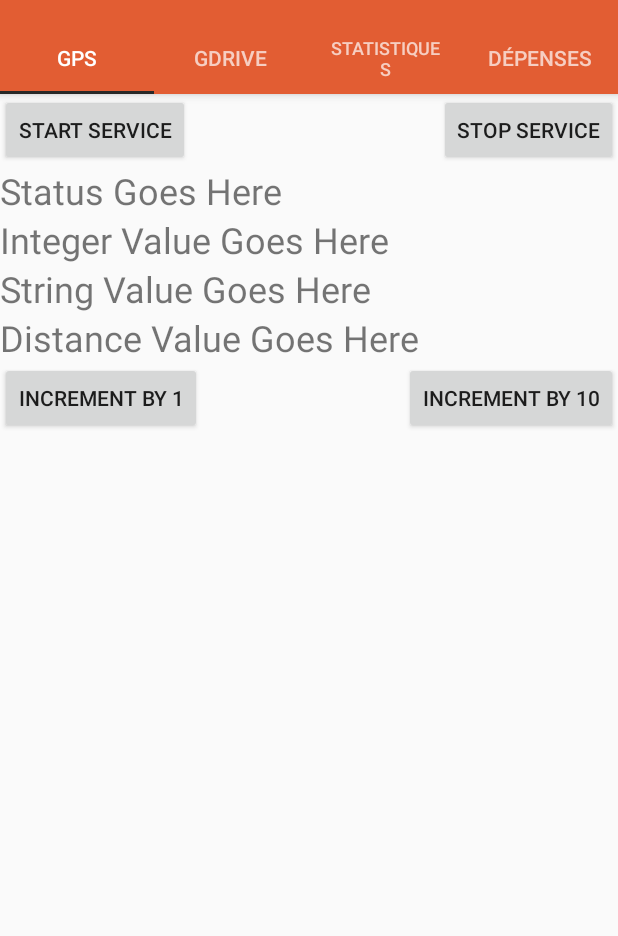
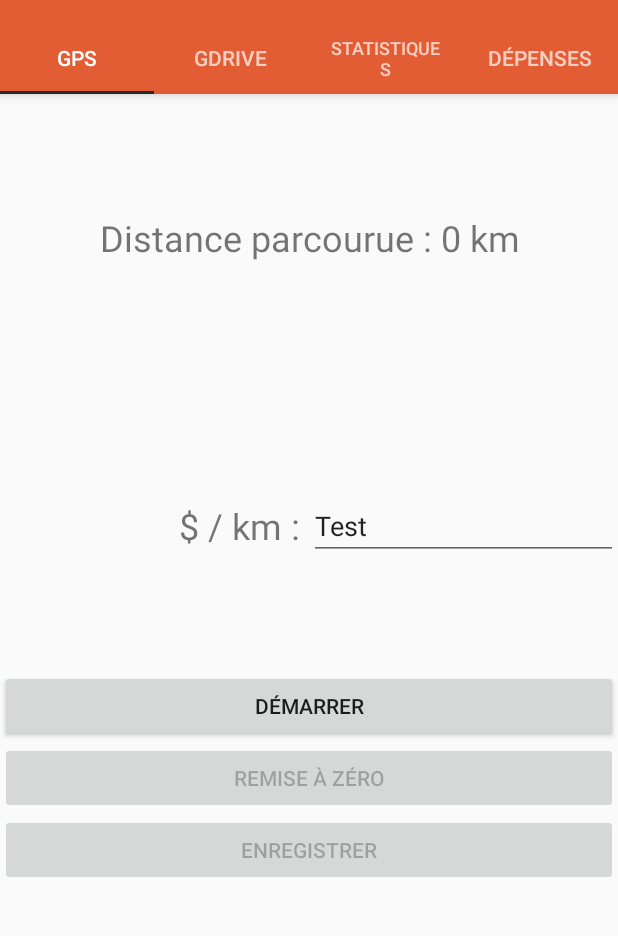
Before and after one commit to meurett/Mobile_projet_session, an Android app: the screen it shows after launch (MainActivity), on a phone screen of 412 x 824 dp, the part 74-1010 px from its top. Run offline under Robolectric (Android 15) with nearby library versions, the phone set to English and light mode, and no system bars.

Commit message:
Update GPS - Reste quelques imprécisions

```diff
--- a/app/src/main/java/ca/ulaval/ima/projet_session/FragmentGPS_Before_Start.java
+++ b/app/src/main/java/ca/ulaval/ima/projet_session/FragmentGPS_Before_Start.java
@@ -4,6 +4,8 @@ import android.app.Activity;
 import android.content.ComponentName;
 import android.content.Context;
 import android.content.Intent;
+import android.graphics.Bitmap;
+import android.graphics.drawable.BitmapDrawable;
 import android.os.Bundle;
 import android.os.Handler;
 import android.os.IBinder;
@@ -11,41 +13,36 @@ import android.os.Message;
 import android.os.Messenger;
 import android.os.RemoteException;
 import android.support.v4.app.Fragment;
-import android.util.Log;
 import android.view.LayoutInflater;
 import android.view.View;
 import android.view.View.OnClickListener;
 import android.view.ViewGroup;
 import android.widget.Button;
 import android.widget.TextView;
+import android.widget.Toast;
+
+import java.util.Calendar;
 
 public class FragmentGPS_Before_Start extends Fragment
 {
-    Button btnUpby1, btnUpby10;
-    TextView textStatus, textIntValue, textStrValue, textDistanceValue;
-    Messenger toServiceMessenger = null;
-    boolean isBound;
-    final Messenger toFragmentMessenger = new Messenger(new FragmentHandler());
-
-    private ServiceConnection serviceConnection = new ServiceConnection();
+    private final Messenger toFragmentMessenger = new Messenger(new FragmentHandler());
+    private final ServiceConnection serviceConnection = new ServiceConnection();
+    private Button buttonToggleTracking, buttonSave, buttonReset;
+    private TextView textDistanceValue;
+    private Messenger toServiceMessenger = null;
+    private float distanceTraveled = 0;
 
     @Override
     public View onCreateView(LayoutInflater inflater, ViewGroup container, Bundle savedInstanceState)
     {
         View view = inflater.inflate(R.layout.fragment_gps_before_start, container, false);
-        ((Button)view.findViewById(R.id.btnStart)).setOnClickListener(new onClickBtnStart());
-        ((Button)view.findViewById(R.id.btnStop)).setOnClickListener(new onClickBtnStop());
-        textStatus = (TextView)view.findViewById(R.id.textStatus);
-        textIntValue = (TextView)view.findViewById(R.id.textIntValue);
-        textStrValue = (TextView)view.findViewById(R.id.textStrValue);
-        textDistanceValue = (TextView)view.findViewById(R.id.textDistance);
-        btnUpby1 = (Button)view.findViewById(R.id.btnUpby1);
-        btnUpby10 = (Button)view.findViewById(R.id.btnUpby10);
-
-        btnUpby1.setOnClickListener(btnUpby1Listener);
-        btnUpby10.setOnClickListener(btnUpby10Listener);
-
-        restoreMe(savedInstanceState);
+        buttonToggleTracking = (Button)view.findViewById(R.id.buttonToggleTracking);
+        buttonToggleTracking.setOnClickListener(new onClickButtonToggleTracking());
+        buttonReset = (Button)view.findViewById(R.id.buttonReset);
+        buttonReset.setOnClickListener(new onClickButtonReset());
+        buttonSave = (Button)view.findViewById(R.id.buttonSave);
+        buttonSave.setOnClickListener(new onClickButtonSave());
+        textDistanceValue = (TextView)view.findViewById(R.id.textViewDistance);
 
         if (ServiceGPS.isRunning()) { bindGPSService(); }
 
@@ -61,64 +58,20 @@ public class FragmentGPS_Before_Start extends Fragment
             unbindGPSService();
         }
         catch (Throwable t)
-        {
-            Log.e("MainActivity", "Failed to unbind from the service", t);
-        }
-    }
-
-    private void restoreMe(Bundle state)
-    {
-        if (state!=null)
-        {
-            textStatus.setText(state.getString("textStatus"));
-            textIntValue.setText(state.getString("textIntValue"));
-            textStrValue.setText(state.getString("textStrValue"));
-        }
-    }
-
-    private OnClickListener btnUpby1Listener = new OnClickListener()
-    {
-        public void onClick(View v)
-        {
-            sendMessageToService(1);
-        }
-    };
-
-    private OnClickListener btnUpby10Listener = new OnClickListener()
-    {
-        public void onClick(View v){
-            sendMessageToService(10);
-        }
-    };
-
-    private void sendMessageToService(int intvaluetosend)
-    {
-        if (isBound)
-        {
-            if (toServiceMessenger != null)
-            {
-                try
-                {
-                    Message msg = Message.obtain(null, ServiceGPS.MSG_SET_INT_VALUE, intvaluetosend, 0);
-                    msg.replyTo = toFragmentMessenger;
-                    toServiceMessenger.send(msg);
-                }
-                catch (RemoteException e) {}
-            }
-        }
+        {}
     }
 
     private void bindGPSService()
     {
         Activity activity = FragmentGPS_Before_Start.this.getActivity();
+        activity.startService(new Intent(activity, ServiceGPS.class));
         activity.bindService(new Intent(activity, ServiceGPS.class), serviceConnection, Context.BIND_AUTO_CREATE);
-        isBound = true;
-        textStatus.setText("Binding.");
+        buttonToggleTracking.setText("Arrêter");
+        buttonReset.setEnabled(false);
+        buttonSave.setEnabled(false);
     }
 
     private void unbindGPSService()
-    {
-        if (isBound)
     {
         if (toServiceMessenger != null)
         {
@@ -131,30 +84,61 @@ public class FragmentGPS_Before_Start extends Fragment
             catch (RemoteException e) {}
         }
         FragmentGPS_Before_Start.this.getActivity().unbindService(serviceConnection);
-            isBound = false;
-            textStatus.setText("Unbinding.");
+        buttonToggleTracking.setText(distanceTraveled == 0 ? "Démarrer" : "Continuer");
+        if (distanceTraveled != 0)
+        {
+            buttonReset.setEnabled(true);
+            buttonSave.setEnabled(true);
         }
     }
 
-    private class onClickBtnStart implements OnClickListener
+    private class onClickButtonToggleTracking implements OnClickListener
     {
         @Override
-        public void onClick(View v)
+        public void onClick(View view)
         {
-            Activity activity = FragmentGPS_Before_Start.this.getActivity();
-            activity.startService(new Intent(activity, ServiceGPS.class));
-            bindGPSService();
-        }
-    }
-
-    private class onClickBtnStop implements OnClickListener
-    {
-        @Override
-        public void onClick(View v)
+            if (ServiceGPS.isRunning())
             {
                 unbindGPSService();
                 Activity activity = FragmentGPS_Before_Start.this.getActivity();
                 activity.stopService(new Intent(activity, ServiceGPS.class));
+
+            }
+            else
+            {
+                bindGPSService();
+            }
+        }
+    }
+
+    private class onClickButtonReset implements OnClickListener
+    {
+        @Override
+        public void onClick(View view)
+        {
+            distanceTraveled = 0;
+            textDistanceValue.setText("Distance parcourue : " + String.format("%.3f", distanceTraveled/1000) + " km");
+        }
+    }
+
+    private class onClickButtonSave implements OnClickListener
+    {
+        @Override
+        public void onClick(View view)
+        {
+            Bitmap bitmap = ((BitmapDrawable) getResources().getDrawable(R.mipmap.icon_no_image)).getBitmap();
+            String prix = String.format("%.2f", distanceTraveled / 1000 * 1.25);
+            String description = "";
+            String categorie = "Essence";
+            Calendar c = Calendar.getInstance();
+            String date = "" + c.getTimeInMillis();
+            DatabaseHelper databaseHelper = ((MainActivity)getActivity()).mDatabaseHelper;
+            boolean insertData = databaseHelper.addData(date, categorie, prix, description, BitmapHelper.getBytes(bitmap));
+            if (insertData){
+                Toast.makeText(getActivity(), "Insertion avec succès !", Toast.LENGTH_SHORT).show();
+            } else {
+                Toast.makeText(getActivity(), "ERREUR ! :(", Toast.LENGTH_SHORT).show();
+            }
         }
     }
 
@@ -165,16 +149,9 @@ public class FragmentGPS_Before_Start extends Fragment
         {
             switch (message.what)
             {
-                case ServiceGPS.MSG_SET_INT_VALUE:
-                    textIntValue.setText("Int Message: " + message.arg1);
-                    break;
-                case ServiceGPS.MSG_SET_STRING_VALUE:
-                    String str1 = message.getData().getString("str1");
-                    textStrValue.setText("Str Message: " + str1);
-                    break;
-                case ServiceGPS.MSG_SET_DISTANCE_VALUE:
-                    float distance = message.getData().getFloat("distance");
-                    textDistanceValue.setText(Float.toString(distance));
+                case ServiceGPS.MSG_DISTANCE_VALUE:
+                    distanceTraveled = message.getData().getFloat("distance");
+                    textDistanceValue.setText("Distance parcourue : " + String.format("%.3f", distanceTraveled/1000) + " km");
                     break;
                 default:
                     super.handleMessage(message);
@@ -187,7 +164,6 @@ public class FragmentGPS_Before_Start extends Fragment
         public void onServiceConnected(ComponentName className, IBinder serviceIBinder)
         {
             toServiceMessenger = new Messenger(serviceIBinder);
-            textStatus.setText("Attached.");
             try
             {
                 Message message = Message.obtain(null, ServiceGPS.MSG_REGISTER_CLIENT);
@@ -197,11 +173,10 @@ public class FragmentGPS_Before_Start extends Fragment
             catch (RemoteException e) {}
         }
 
-        //Unexpected disconnection
+        //Déconnexion inattendue
         public void onServiceDisconnected(ComponentName className)
         {
             toServiceMessenger = null;
-            textStatus.setText("Disconnected.");
         }
     }
 }
--- a/app/src/main/res/layout/fragment_gps_before_start.xml
+++ b/app/src/main/res/layout/fragment_gps_before_start.xml
@@ -1,84 +1,76 @@
 <?xml version="1.0" encoding="utf-8"?>
-<LinearLayout xmlns:android="http://schemas.android.com/apk/res/android"
+<android.support.design.widget.CoordinatorLayout
+    xmlns:android="http://schemas.android.com/apk/res/android"
+    android:layout_width="match_parent"
+    android:layout_height="match_parent">
+    <LinearLayout
         android:orientation="vertical"
         android:layout_width="match_parent"
         android:layout_height="match_parent">
+
         <RelativeLayout
-        android:id="@+id/RelativeLayout01"
-        android:layout_width="fill_parent"
-        android:layout_height="wrap_content" >
-
-        <Button
-            android:id="@+id/btnStart"
+            android:layout_width="match_parent"
+            android:layout_height="0px"
+            android:layout_weight="0.5">
+            <TextView
+                android:id="@+id/textViewDistance"
                 android:layout_width="wrap_content"
                 android:layout_height="wrap_content"
-            android:text="Start Service" >
-        </Button>
-
-        <Button
-            android:id="@+id/btnStop"
-            android:layout_width="wrap_content"
-            android:layout_height="wrap_content"
-            android:layout_alignParentRight="true"
-            android:text="Stop Service" >
-        </Button>
+                android:layout_centerInParent="true"
+                android:gravity="center"
+                android:text="Distance parcourue : 0 km"
+                android:textSize="24sp"/>
         </RelativeLayout>
 
+        <LinearLayout
+            android:gravity="center"
+            android:orientation="horizontal"
+            android:layout_width="match_parent"
+            android:layout_height="0px"
+            android:layout_weight="0.5">
             <TextView
-        android:id="@+id/textStatus"
-        android:layout_width="fill_parent"
+                android:layout_width="0px"
+                android:layout_weight="1"
                 android:layout_height="wrap_content"
-        android:text="Status Goes Here"
-        android:textSize="24sp" />
-
-    <TextView
-        android:id="@+id/textIntValue"
-        android:layout_width="fill_parent"
+                android:layout_centerInParent="true"
+                android:gravity="right"
+                android:text="$ / km : "
+                android:textSize="24sp"/>
+            <EditText
+                android:id="@+id/kilometerCost"
+                android:layout_width="0px"
+                android:layout_weight="1"
                 android:layout_height="wrap_content"
-        android:text="Integer Value Goes Here"
-        android:textSize="24sp" />
-
-    <TextView
-        android:id="@+id/textStrValue"
-        android:layout_width="fill_parent"
-        android:layout_height="wrap_content"
-        android:text="String Value Goes Here"
-        android:textSize="24sp" />
-
-    <TextView
-        android:id="@+id/textDistance"
-        android:layout_width="fill_parent"
-        android:layout_height="wrap_content"
-        android:text="Distance Value Goes Here"
-        android:textSize="24sp" />
+                android:text="Test"
+                android:focusable="false"/>
+        </LinearLayout>
 
         <RelativeLayout
-        android:id="@+id/RelativeLayout03"
-        android:layout_width="fill_parent"
-        android:layout_height="wrap_content" >
-
+            android:layout_width="match_parent"
+            android:layout_height="0px"
+            android:layout_weight="1">
             <Button
-            android:id="@+id/btnUpby1"
-            android:layout_width="wrap_content"
+                android:id="@+id/buttonToggleTracking"
+                android:layout_width="match_parent"
                 android:layout_height="wrap_content"
-            android:text="Increment by 1" >
+                android:text="Démarrer">
             </Button>
-
             <Button
-            android:id="@+id/btnUpby10"
-            android:layout_width="wrap_content"
+                android:id="@+id/buttonReset"
+                android:layout_below="@id/buttonToggleTracking"
+                android:enabled="false"
+                android:layout_width="match_parent"
                 android:layout_height="wrap_content"
-            android:layout_alignParentRight="true"
-            android:text="Increment by 10" >
+                android:text="Remise à zéro">
+            </Button>
+            <Button
+                android:id="@+id/buttonSave"
+                android:layout_below="@id/buttonReset"
+                android:enabled="false"
+                android:layout_width="match_parent"
+                android:layout_height="wrap_content"
+                android:text="Enregistrer">
             </Button>
         </RelativeLayout>
     </LinearLayout>
-
-<!--<Button-->
-<!--android:text="Start GPS recording"-->
-<!--android:layout_width="wrap_content"-->
-<!--android:layout_height="wrap_content"-->
-<!--android:id="@+id/button_start_GPS"-->
-<!--tools:text="Start GPS recording"-->
-<!--android:layout_centerVertical="true"-->
-<!--android:layout_centerHorizontal="true" />-->
+</android.support.design.widget.CoordinatorLayout>
```
Also changed, not shown: app/src/main/java/ca/ulaval/ima/projet_session/ServiceGPS.java (+9 -56 lines). Lines whose indentation alone changed are shown as unchanged.
